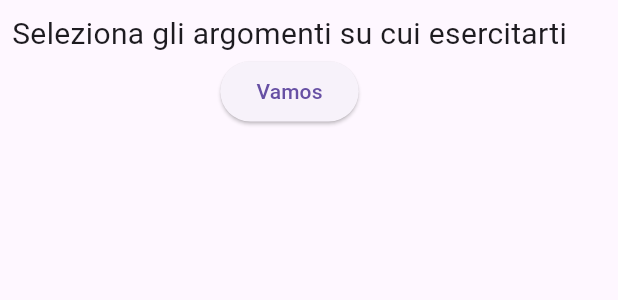
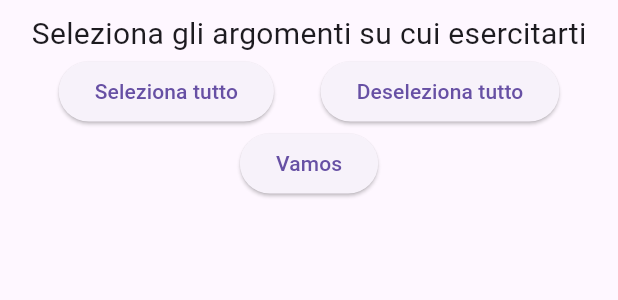
Before and after one commit to ElDavoo/PSOquiz, a Flutter app: the QuizChooseWidget widget shown alone on an empty page, opened directly with empty values, on a phone screen of 412 x 824 dp. Shown: the top 300 px of the screen. Run offline on Flutter 3.47's test engine with Material 2 defaults, Android fonts, the phone set to English and light mode, and no system bars.

Commit message:
add buttons to select and deselect all

```diff
--- a/lib/quiz_choose_widget.dart
+++ b/lib/quiz_choose_widget.dart
@@ -46,6 +46,29 @@
                     },
                   ))
               .toList(),
+          // Add two buttons to select and deselect all quizzes.
+          Row(
+            mainAxisAlignment: MainAxisAlignment.spaceEvenly,
+            children: [
+              ElevatedButton(
+                onPressed: () {
+                  setState(() {
+                    _selectedQuizzes.clear();
+                    _selectedQuizzes.addAll(widget.quizzes);
+                  });
+                },
+                child: const Text('Seleziona tutto'),
+              ),
+              ElevatedButton(
+                onPressed: () {
+                  setState(() {
+                    _selectedQuizzes.clear();
+                  });
+                },
+                child: const Text('Deseleziona tutto'),
+              ),
+            ],
+          ),
           ElevatedButton(
             onPressed: () => widget.onQuizSelected(_selectedQuizzes),
             child: Text(C.startQuizButtonText),
```
